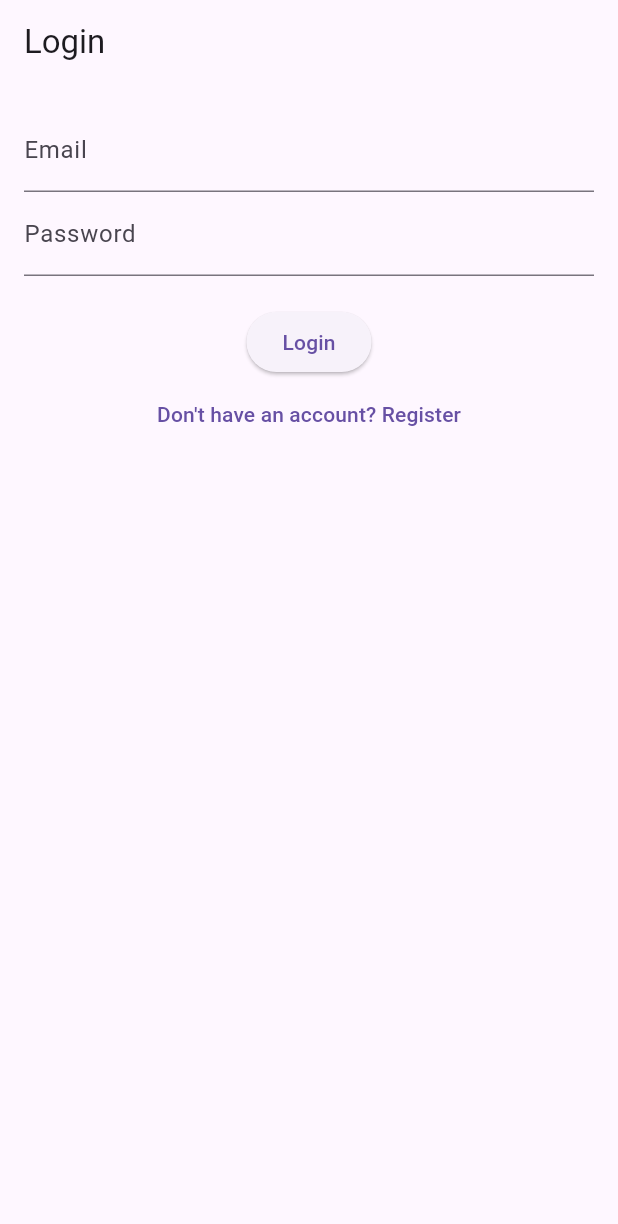
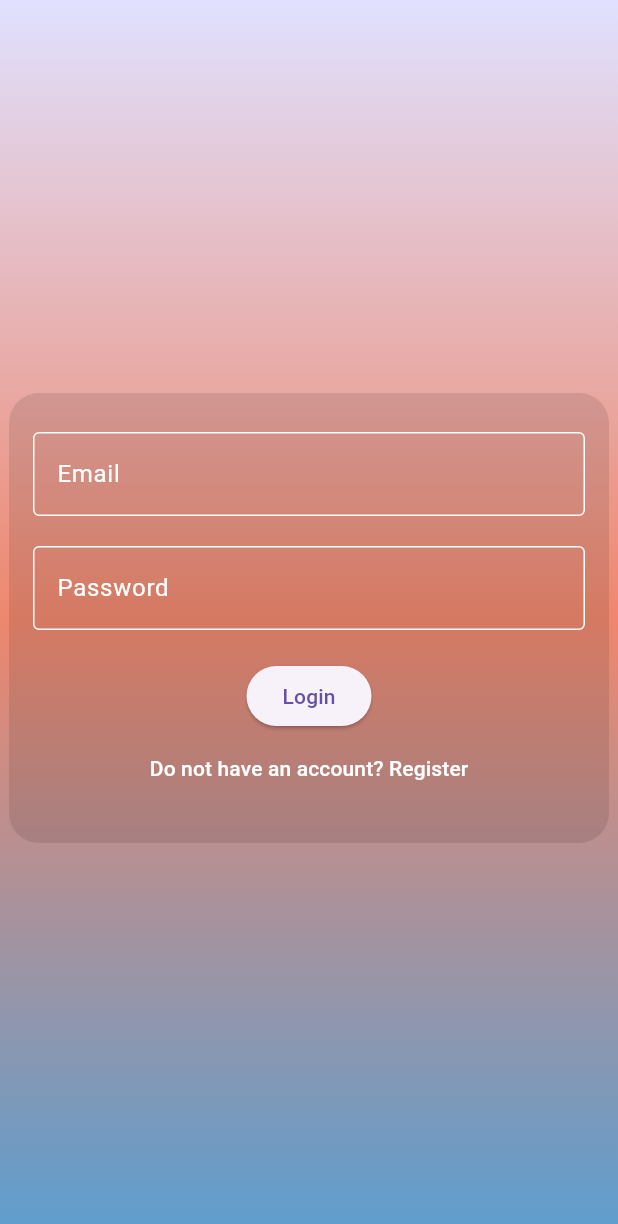
Before and after one commit to Sanka43/chatbot-flutter, a Flutter app: the screen it shows after launch, on a phone screen of 412 x 824 dp. Shown: the top 1224 px of the screen. Run offline on Flutter 3.47's test engine with Material 3 defaults, Android fonts, the light colour scheme and no system bars.

Commit message:
login page

```diff
--- a/lib/main.dart
+++ b/lib/main.dart
@@ -11,6 +11,7 @@ class MyApp extends StatelessWidget {
   @override
   Widget build(BuildContext context) {
     return MaterialApp(
+      debugShowCheckedModeBanner: false,
       title: 'Chatbot Web System',
       theme: ThemeData(
         primarySwatch: Colors.blue,
--- a/lib/pages/login_page.dart
+++ b/lib/pages/login_page.dart
@@ -1,3 +1,5 @@
+// ignore_for_file: prefer_const_constructors
+
 import 'package:flutter/material.dart';
 
 class LoginPage extends StatelessWidget {
@@ -7,21 +9,67 @@ class LoginPage extends StatelessWidget {
   @override
   Widget build(BuildContext context) {
     return Scaffold(
-      appBar: AppBar(
-        title: Text('Login'),
+      body: Container(
+        decoration: const BoxDecoration(
+          gradient: LinearGradient(
+            colors: [Color(0xffe0e1ff), Color(0xffee876d), Color(0xff5d9ed0)],
+            stops: [0, 0.5, 1],
+            begin: Alignment.topCenter,
+            end: Alignment.bottomCenter,
           ),
-      body: Padding(
+        ),
+        child: Center(
+          child: Container(
+            height: 300,
+            width: 400,
+            decoration: BoxDecoration(
+              color: Colors.black.withOpacity(0.1),
+              borderRadius: BorderRadius.circular(20),
+            ),
+            child: Padding(
               padding: const EdgeInsets.all(16.0),
               child: Column(
+                mainAxisAlignment:
+                    MainAxisAlignment.center, // Centers vertically
+                crossAxisAlignment:
+                    CrossAxisAlignment.center, // Centers horizontally
                 children: [
                   TextField(
                     controller: _emailController,
-              decoration: InputDecoration(labelText: 'Email'),
+                    style: const TextStyle(
+                        color: Colors.white), // Sets the text color to white
+                    decoration: const InputDecoration(
+                      labelText: 'Email',
+                      labelStyle: TextStyle(
+                          color: Colors.white), // Sets the label color to white
+                      enabledBorder: OutlineInputBorder(
+                        borderSide: BorderSide(
+                            color: Colors.white), // Border color when enabled
                       ),
+                      focusedBorder: OutlineInputBorder(
+                        borderSide: BorderSide(
+                            color: Colors.white), // Border color when focused
+                      ),
+                    ),
+                  ),
+                  SizedBox(height: 20),
                   TextField(
                     controller: _passwordController,
-              decoration: InputDecoration(labelText: 'Password'),
-              obscureText: true,
+                    style: const TextStyle(
+                        color: Colors.white), // Sets the text color to white
+                    decoration: const InputDecoration(
+                      labelText: 'Password',
+                      labelStyle: TextStyle(
+                          color: Colors.white), // Sets the label color to white
+                      enabledBorder: OutlineInputBorder(
+                        borderSide: BorderSide(
+                            color: Colors.white), // Border color when enabled
+                      ),
+                      focusedBorder: OutlineInputBorder(
+                        borderSide: BorderSide(
+                            color: Colors.white), // Border color when focused
+                      ),
+                    ),
                   ),
                   SizedBox(height: 20),
                   ElevatedButton(
@@ -35,9 +83,15 @@ class LoginPage extends StatelessWidget {
                     onPressed: () {
                       Navigator.pushNamed(context, '/register');
                     },
-              child: Text('Don\'t have an account? Register'),
+                    child: Text(
+                      'Do not have an account? Register',
+                      style: TextStyle(color: Colors.white),
+                    ),
                   ),
                 ],
+              ),
+            ),
+          ),
         ),
       ),
     );
```
Lines whose indentation alone changed are shown as unchanged.
